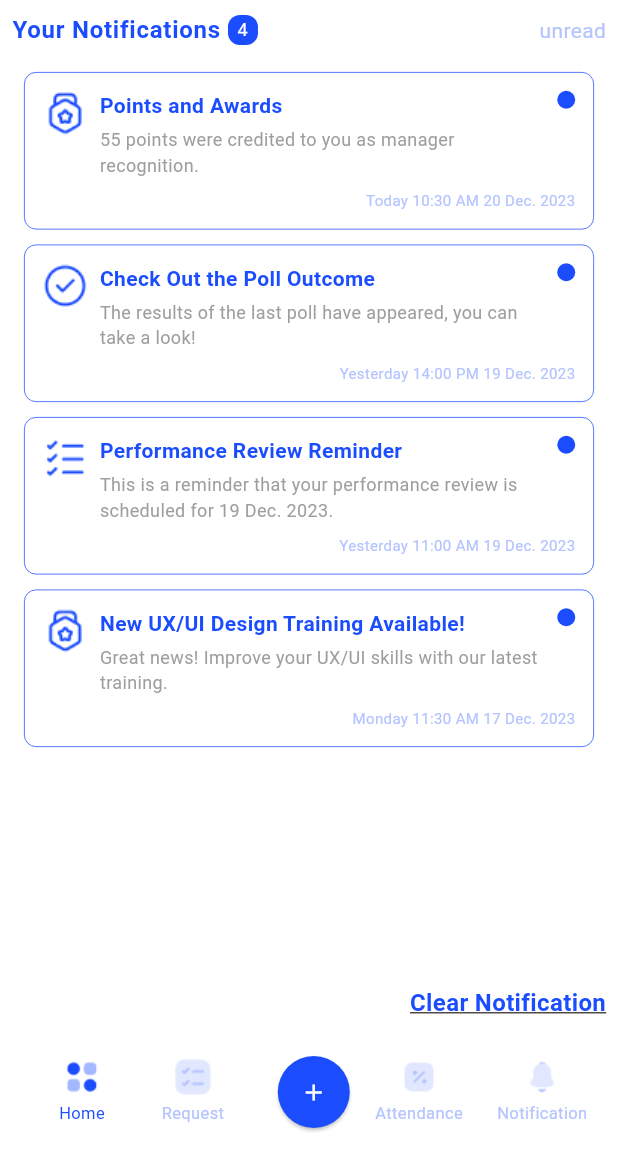
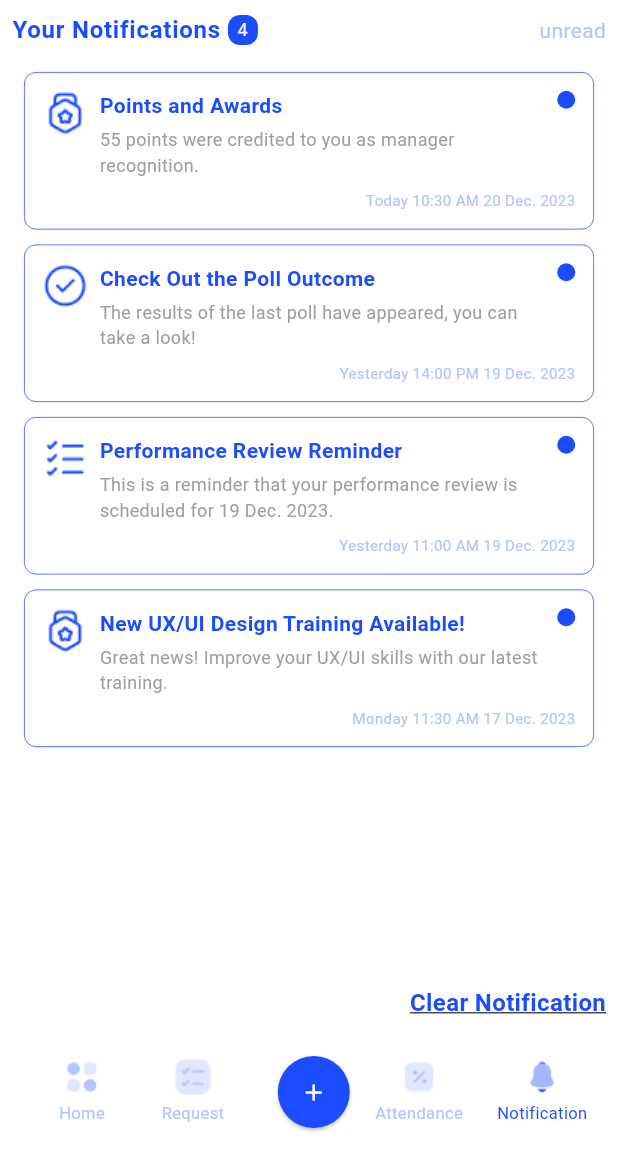
Before and after one commit to ghaliah-Abuhejleh/HR-management-, a Flutter app: the screen it shows after launch, on a phone screen of 412 x 824 dp, the part 84-1236 px from its top. Run offline on Flutter 3.47's test engine with Material 3 defaults, Android fonts, the phone set to English and light mode, and no system bars.

Commit message:
MVC them Code

```diff
--- /dev/null
+++ b/lib/Controllers/bottom_navigation_controller.dart
@@ -0,0 +1,14 @@
+import 'package:flutter/material.dart';
+
+class BottomNavController extends ChangeNotifier {
+  int _selectedIndex = 3;
+
+  int get selectedIndex => _selectedIndex;
+
+  void selectIndex(int index) {
+    if (_selectedIndex != index) {
+      _selectedIndex = index;
+      notifyListeners();
+    }
+  }
+}
--- /dev/null
+++ b/lib/Controllers/notifcation_controller.dart
@@ -0,0 +1,36 @@
+import 'package:flutter/material.dart';
+import '../Models/notification_model.dart';
+
+class NotificationController extends ChangeNotifier {
+  List<NotificationModel> _notifications = [
+    NotificationModel(
+      title: "Points and Awards",
+      description: "55 points were credited to you as manager recognition.",
+      additionalInfo: "Today 10:30 AM 20 Dec. 2023",
+      image: 'assets/images/award.png',
+    ),
+    NotificationModel(
+      title: "Check Out the Poll Outcome",
+      description: "The results of the last poll have appeared, you can take a look!",
+      additionalInfo: "Yesterday 14:00 PM 19 Dec. 2023",
+      image: 'assets/images/tick-circle.png',
+    ),
+    NotificationModel(
+      title: "Performance Review Reminder",
+      description: "This is a reminder that your performance review is scheduled for 19 Dec. 2023.",
+      additionalInfo: "Yesterday 11:00 AM 19 Dec. 2023",
+      image: 'assets/images/task.png',
+    ),
+    NotificationModel(
+      title: "New UX/UI Design Training Available!",
+      description: "Great news! Improve your UX/UI skills with our latest training.",
+      additionalInfo: "Monday 11:30 AM 17 Dec. 2023",
+      image: 'assets/images/award.png',
+    ),
+
+  ];
+
+  List<NotificationModel> get notifications => _notifications;
+
+
+}
--- /dev/null
+++ b/lib/Models/notification_model.dart
@@ -0,0 +1,13 @@
+class NotificationModel {
+  final String title;
+  final String description;
+  final String additionalInfo;
+  final String image;
+
+  NotificationModel({
+    required this.title,
+    required this.description,
+    required this.additionalInfo,
+    required this.image,
+  });
+}
--- a/lib/home_page.dart
+++ b/lib/home_page.dart
@@ -1,38 +1,18 @@
+// lib/home_page.dart
 import 'package:flutter/material.dart';
+import 'package:provider/provider.dart';
+import 'Controllers/bottom_navigation_controller.dart';
 import 'notification_page.dart';
 
-class HomePage extends StatefulWidget {
+class HomePage extends StatelessWidget {
   const HomePage({super.key});
 
   @override
-  _HomePageState createState() => _HomePageState();
-}
-
-class _HomePageState extends State<HomePage> {
-  int _selectedIndex = 0;
-  Widget _currentBody = const NotificationPage();
-
-  void _onItemTapped(int index) {
-    setState(() {
-      _selectedIndex = index;
-      switch (index) {
-        case 0:
-          _currentBody = const NotificationPage();
-          break;
-        case 1:
-          _currentBody = Center(child: Text('Request Page'));
-          break;
-        case 2:
-          break;
-        case 3:
-          _currentBody = Center(child: Text('Settings Page'));
-          break;
-      }
-    });
-  }
-
-  @override
   Widget build(BuildContext context) {
+    return ChangeNotifierProvider(
+      create: (context) => BottomNavController(),
+      child: Consumer<BottomNavController>(
+        builder: (context, bottomNavController, child) {
           final theme = Theme.of(context);
 
           return Scaffold(
@@ -89,7 +69,7 @@ class _HomePageState extends State<HomePage> {
                 SizedBox(width: 16),
               ],
             ),
-      body: _currentBody,
+            body: _getCurrentBody(bottomNavController.selectedIndex),
             bottomNavigationBar: BottomAppBar(
               color: Colors.white,
               child: Row(
@@ -97,12 +77,14 @@ class _HomePageState extends State<HomePage> {
                 children: [
                   SizedBox(width: 10),
                   _buildBottomNavItem(
+                    context,
                     assetName: 'assets/icons/home.png',
                     label: 'Home',
                     index: 0,
                   ),
                   SizedBox(width: 20),
                   _buildBottomNavItem(
+                    context,
                     assetName: 'assets/icons/task-square.png',
                     label: 'Request',
                     index: 1,
@@ -118,12 +100,14 @@ class _HomePageState extends State<HomePage> {
                     ),
                   ),
                   _buildBottomNavItem(
+                    context,
                     assetName: 'assets/icons/percentage-square.png',
                     label: 'Attendance',
                     index: 2,
                   ),
                   SizedBox(width: 5),
                   _buildBottomNavItem(
+                    context,
                     assetName: 'assets/icons/notification.png',
                     label: 'Notification',
                     index: 3,
@@ -133,18 +117,23 @@ class _HomePageState extends State<HomePage> {
             ),
             floatingActionButtonLocation: FloatingActionButtonLocation.endDocked,
           );
+        },
+      ),
+    );
   }
 
-  Widget _buildBottomNavItem({
+  Widget _buildBottomNavItem(
+      BuildContext context, {
         required String assetName,
         required String label,
         required int index,
       }) {
-    final isSelected = _selectedIndex == index;
     final theme = Theme.of(context);
+    final bottomNavController = Provider.of<BottomNavController>(context, listen: false);
+    final isSelected = bottomNavController.selectedIndex == index;
 
     return GestureDetector(
-      onTap: () => _onItemTapped(index),
+      onTap: () => bottomNavController.selectIndex(index),
       child: Column(
         mainAxisAlignment: MainAxisAlignment.center,
         mainAxisSize: MainAxisSize.min,
@@ -167,4 +156,19 @@ class _HomePageState extends State<HomePage> {
       ),
     );
   }
+
+  Widget _getCurrentBody(int selectedIndex) {
+    switch (selectedIndex) {
+      case 0:
+        return Center(child: Text('Home Page'));
+      case 1:
+        return Center(child: Text('Request Page'));
+      case 2:
+        return Center(child: Text('Attendance Page'));
+      case 3:
+        return const NotificationPage();;
+      default:
+        return const NotificationPage();
     }
+  }
+}
--- a/lib/main.dart
+++ b/lib/main.dart
@@ -1,8 +1,15 @@
 import 'package:flutter/material.dart';
+import 'package:provider/provider.dart';
 import 'home_page.dart';
+import 'Controllers/notifcation_controller.dart';
 
 void main() {
-  runApp(const MyApp());
+  runApp(
+    ChangeNotifierProvider(
+      create: (context) => NotificationController(),
+      child: MyApp(),
+    ),
+  );
 }
 
 class MyApp extends StatelessWidget {
--- a/lib/notification_page.dart
+++ b/lib/notification_page.dart
@@ -1,4 +1,6 @@
 import 'package:flutter/material.dart';
+import 'package:provider/provider.dart';
+import 'Controllers/notifcation_controller.dart';
 import 'notification_card.dart';
 
 class NotificationPage extends StatelessWidget {
@@ -7,32 +9,8 @@ class NotificationPage extends StatelessWidget {
   @override
   Widget build(BuildContext context) {
     final theme = Theme.of(context);
-    final notifications = [
-      {
-        'title': "Points and Awards",
-        'description': "55 points were credited to you as manager recognition.",
-        'additionalInfo': "Today 10:30 AM 20 Dec. 2023",
-        'image': 'assets/images/award.png',
-      },
-      {
-        'title': "Check Out the Poll Outcome",
-        'description': "The results of the last poll have appeared, you can take a look!",
-        'additionalInfo': "Yesterday 14:00 PM 19 Dec. 2023",
-        'image': 'assets/images/tick-circle.png',
-      },
-      {
-        'title': "Performance Review Reminder",
-        'description': "This is a reminder that your performance review is scheduled for 19 Dec. 2023.",
-        'additionalInfo': "Yesterday 11:00 AM 19 Dec. 2023",
-        'image': 'assets/images/task.png',
-      },
-      {
-        'title': "New UX/UI Design Training Available!",
-        'description': "Great news! Improve your UX/UI skills with our latest training.",
-        'additionalInfo': "Monday 11:30 AM 17 Dec. 2023",
-        'image': 'assets/images/award.png',
-      },
-    ];
+    final notificationController = Provider.of<NotificationController>(context);
+    final notifications = notificationController.notifications;
 
     return Scaffold(
       backgroundColor: Colors.white,
@@ -92,10 +70,10 @@ class NotificationPage extends StatelessWidget {
                 itemBuilder: (context, index) {
                   final notification = notifications[index];
                   return NotificationCard(
-                    title: notification['title']!,
-                    description: notification['description']!,
-                    additionalInfo: notification['additionalInfo']!,
-                    image: Image.asset(notification['image']!),
+                    title: notification.title,
+                    description: notification.description,
+                    additionalInfo: notification.additionalInfo,
+                    image: Image.asset(notification.image),
                     borderColor: theme.colorScheme.primary,
                   );
                 },
```
Lines whose indentation alone changed are shown as unchanged.
